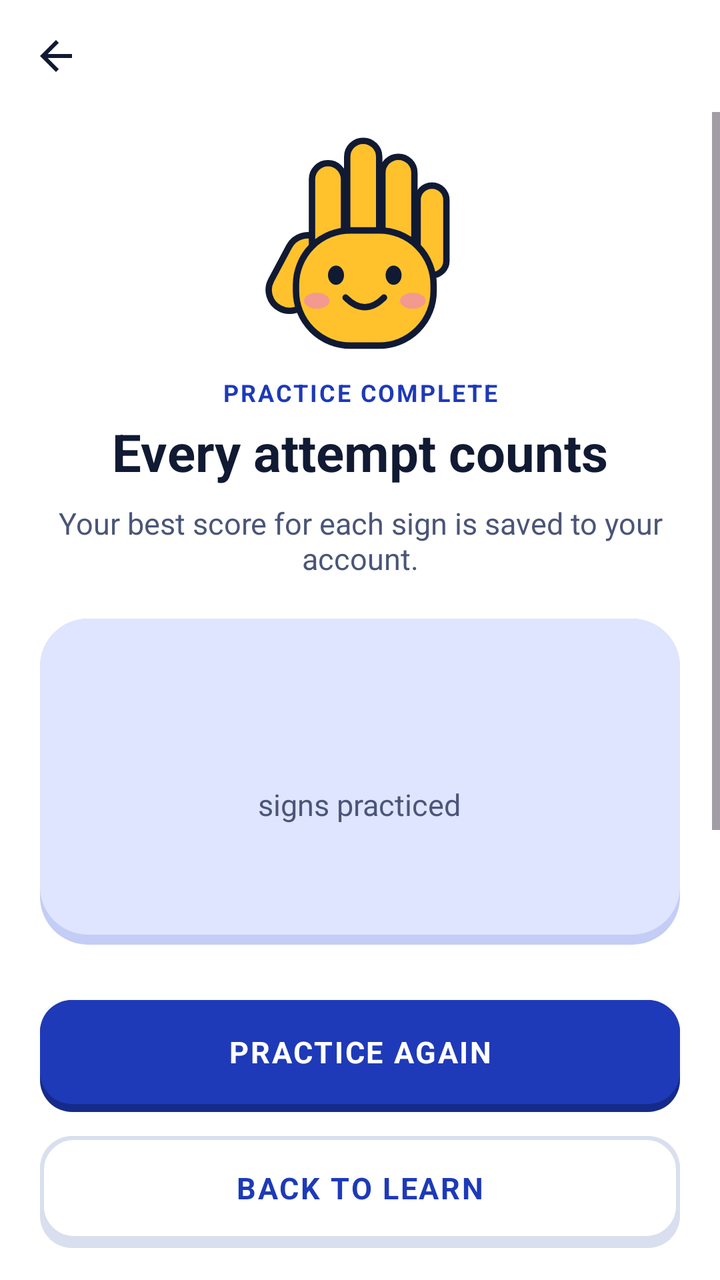
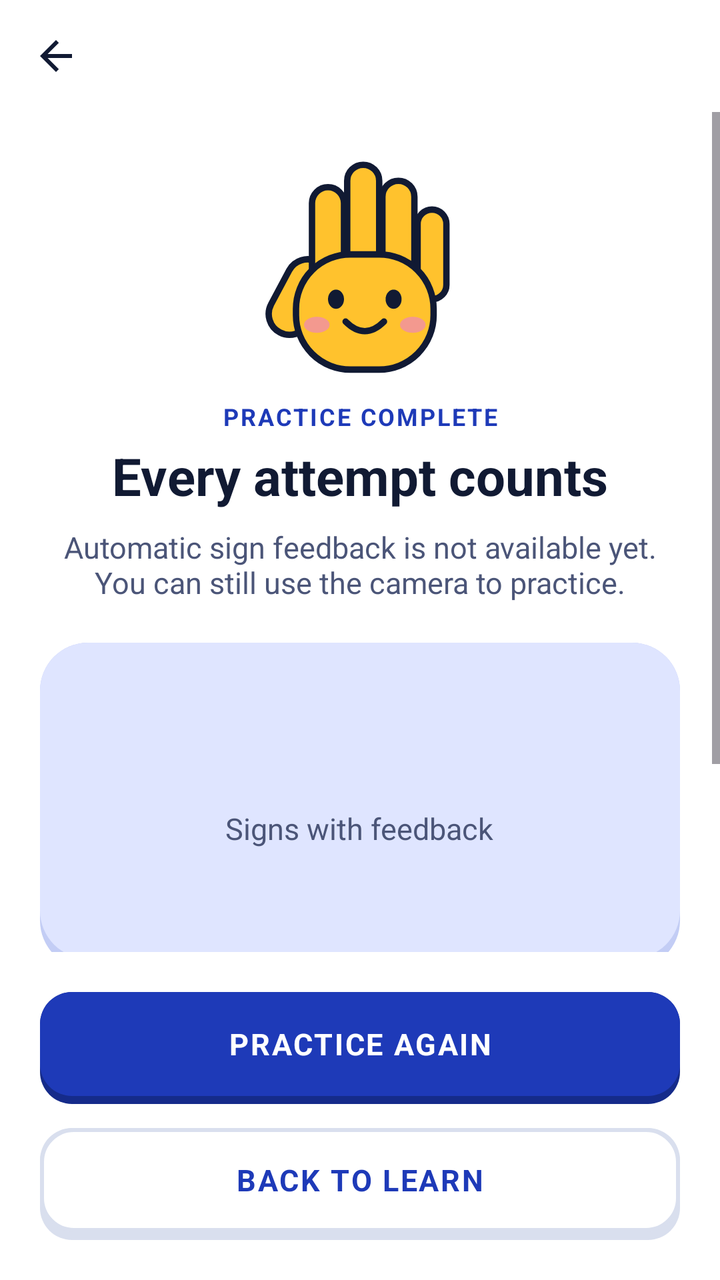

Compare the two renders of this Android layout. The source of the first and the diff that turns it into the second are given below.
<!-- AndroidManifest.xml: application theme Theme.Senyas -->
<!-- res/layout/fragment_practice_summary.xml -->
<?xml version="1.0" encoding="utf-8"?>
<LinearLayout xmlns:android="http://schemas.android.com/apk/res/android"
    android:layout_width="match_parent"
    android:layout_height="match_parent"
    android:background="@color/surface"
    android:orientation="vertical">

    <include layout="@layout/view_top_bar" />

    <ScrollView
        android:layout_width="match_parent"
        android:layout_height="0dp"
        android:layout_weight="1"
        android:overScrollMode="never">

        <LinearLayout
            android:layout_width="match_parent"
            android:layout_height="wrap_content"
            android:orientation="vertical"
            android:paddingStart="20dp"
            android:paddingTop="8dp"
            android:paddingEnd="20dp"
            android:paddingBottom="20dp">

            <ImageView
                android:layout_width="96dp"
                android:layout_height="112dp"
                android:layout_gravity="center_horizontal"
                android:importantForAccessibility="no"
                android:src="@drawable/ic_mascot" />

            <TextView
                android:layout_width="match_parent"
                android:layout_height="wrap_content"
                android:layout_marginTop="12dp"
                android:gravity="center"
                android:letterSpacing="0.08"
                android:text="@string/practice_complete"
                android:textAllCaps="true"
                android:textColor="@color/accent"
                android:textSize="12sp"
                android:textStyle="bold" />

            <TextView
                android:layout_width="match_parent"
                android:layout_height="wrap_content"
                android:layout_marginTop="4dp"
                android:gravity="center"
                android:text="@string/every_attempt_counts"
                android:textColor="@color/text_primary"
                android:textSize="26sp"
                android:textStyle="bold" />

            <TextView
                android:layout_width="match_parent"
                android:layout_height="wrap_content"
                android:layout_marginTop="8dp"
                android:gravity="center"
                android:text="@string/your_sample_score_is_saved"
                android:textColor="@color/text_secondary"
                android:textSize="15sp" />

            <LinearLayout
                android:layout_width="match_parent"
                android:layout_height="wrap_content"
                android:layout_marginTop="20dp"
                android:background="@drawable/bg_card_tinted"
                android:gravity="center_horizontal"
                android:orientation="vertical"
                android:paddingStart="24dp"
                android:paddingTop="24dp"
                android:paddingEnd="24dp"
                android:paddingBottom="29dp">

                <TextView
                    android:id="@+id/tv_score"
                    android:layout_width="wrap_content"
                    android:layout_height="wrap_content"
                    android:textColor="@color/text_primary"
                    android:textSize="44sp"
                    android:textStyle="bold" />

                <TextView
                    android:layout_width="wrap_content"
                    android:layout_height="wrap_content"
                    android:text="@string/signs_practiced"
                    android:textColor="@color/text_secondary"
                    android:textSize="15sp" />

                <TextView
                    android:id="@+id/tv_avg"
                    android:layout_width="wrap_content"
                    android:layout_height="wrap_content"
                    android:layout_marginTop="12dp"
                    android:textColor="@color/text_primary"
                    android:textSize="14sp"
                    android:textStyle="bold" />
            </LinearLayout>

            <TextView
                android:layout_width="match_parent"
                android:layout_height="wrap_content"
                android:layout_marginTop="24dp"
                android:text="@string/keep_working_on"
                android:textColor="@color/text_primary"
                android:textSize="16sp"
                android:textStyle="bold" />

            <TextView
                android:id="@+id/tv_work1"
                android:layout_width="match_parent"
                android:layout_height="wrap_content"
                android:layout_marginTop="6dp"
                android:textColor="@color/text_primary"
                android:textSize="15sp" />

            <TextView
                android:id="@+id/tv_work2"
                android:layout_width="match_parent"
                android:layout_height="wrap_content"
                android:layout_marginTop="2dp"
                android:textColor="@color/text_secondary"
                android:textSize="14sp" />
        </LinearLayout>
    </ScrollView>

    <LinearLayout
        android:layout_width="match_parent"
        android:layout_height="wrap_content"
        android:background="@color/surface"
        android:orientation="vertical"
        android:paddingStart="20dp"
        android:paddingTop="8dp"
        android:paddingEnd="20dp"
        android:paddingBottom="16dp">

        <TextView
            android:id="@+id/btn_again"
            style="@style/Widget.Senyas.Btn3D.Primary"
            android:text="@string/practice_again" />

        <TextView
            android:id="@+id/btn_learn"
            style="@style/Widget.Senyas.Btn3D.Secondary"
            android:layout_marginTop="12dp"
            android:text="@string/back_to_learn" />
    </LinearLayout>
</LinearLayout>
<!-- res/layout/view_top_bar.xml (included above) -->
<?xml version="1.0" encoding="utf-8"?>
<LinearLayout xmlns:android="http://schemas.android.com/apk/res/android"
    android:layout_width="match_parent"
    android:layout_height="56dp"
    android:gravity="center_vertical"
    android:orientation="horizontal"
    android:paddingStart="4dp"
    android:paddingEnd="16dp">

    <ImageButton
        android:id="@+id/btn_back"
        android:layout_width="48dp"
        android:layout_height="48dp"
        android:background="?attr/selectableItemBackgroundBorderless"
        android:contentDescription="@string/back"
        android:src="@drawable/ic_back"
        android:tint="@color/text_primary" />

    <TextView
        android:id="@+id/tv_bar_title"
        android:layout_width="wrap_content"
        android:layout_height="wrap_content"
        android:layout_marginStart="4dp"
        android:textColor="@color/text_primary"
        android:textSize="20sp"
        android:textStyle="bold" />
</LinearLayout>
<!-- resources referenced by this layout -->
<resources>
  <color name="accent">#1E3AB8</color>
  <color name="surface">#FFFFFF</color>
  <color name="text_primary">#111A33</color>
  <color name="text_secondary">#4B5578</color>
  <!-- drawable bg_card_tinted (drawable) -->
  <?xml version="1.0" encoding="utf-8"?>
  <layer-list xmlns:android="http://schemas.android.com/apk/res/android">
      <item><shape><solid android:color="@color/blue_container_edge" /><corners android:radius="24dp" /></shape></item>
      <item android:bottom="5dp"><shape><solid android:color="@color/blue_container" /><corners android:radius="24dp" /></shape></item>
  </layer-list>
  <!-- drawable ic_back (drawable) -->
  <?xml version="1.0" encoding="utf-8"?>
  <vector xmlns:android="http://schemas.android.com/apk/res/android"
      android:width="24dp" android:height="24dp"
      android:viewportWidth="24" android:viewportHeight="24"
      android:tint="?attr/colorControlNormal">
      <path android:fillColor="@android:color/white" android:pathData="M20,11H7.83l5.59,-5.59L12,4l-8,8 8,8 1.41,-1.41L7.83,13H20v-2z" />
  </vector>
  <string name="back">Back</string>
  <string name="back_to_learn">Back to Learn</string>
  <string name="every_attempt_counts">Every attempt counts</string>
  <string name="keep_working_on">Keep working on</string>
  <string name="practice_again">Practice again</string>
  <string name="practice_complete">PRACTICE COMPLETE</string>
  <string name="signs_practiced">signs practiced</string>
  <string name="your_sample_score_is_saved">Your best score for each sign is saved to your account.</string>
  <style name="Widget.Senyas.Btn3D.Primary">
          <item name="android:background">@drawable/btn_primary</item>
          <item name="android:textColor">@color/white</item>
      </style>
  <style name="Widget.Senyas.Btn3D.Secondary">
          <item name="android:background">@drawable/btn_secondary</item>
          <item name="android:textColor">@color/accent</item>
      </style>
  <color name="blue_container_edge">#C3CDF5</color>
  <color name="blue_container">#DFE5FF</color>
  <color name="white">#FFFFFFFF</color>
  <!-- drawable btn_secondary (drawable) -->
  <?xml version="1.0" encoding="utf-8"?>
  <selector xmlns:android="http://schemas.android.com/apk/res/android">
      <item android:state_pressed="true">
          <layer-list>
              <item android:top="4dp"><shape><solid android:color="@color/surface" /><corners android:radius="16dp" /><stroke android:width="2dp" android:color="@color/card_stroke" /></shape></item>
          </layer-list>
      </item>
      <item>
          <layer-list>
              <item><shape><solid android:color="@color/card_stroke" /><corners android:radius="16dp" /></shape></item>
              <item android:bottom="4dp"><shape><solid android:color="@color/surface" /><corners android:radius="16dp" /><stroke android:width="2dp" android:color="@color/card_stroke" /></shape></item>
          </layer-list>
      </item>
  </selector>
  <color name="senyas_blue">#1E3AB8</color>
  <color name="sun_yellow">#FFC22D</color>
  <color name="navy">#111A33</color>
  <color name="background">#EFF4F9</color>
  <color name="outline">#8A94B8</color>
  <color name="error">#B3261E</color>
  <style name="Widget.Senyas.TextField" parent="Widget.Material3.TextInputLayout.OutlinedBox">
          <item name="boxCornerRadiusTopStart">12dp</item>
          <item name="boxCornerRadiusTopEnd">12dp</item>
          <item name="boxCornerRadiusBottomStart">12dp</item>
          <item name="boxCornerRadiusBottomEnd">12dp</item>
          <item name="boxBackgroundColor">@color/surface</item>
      </style>
  <color name="tag_grey">#E6E8EE</color>
  <color name="blue_edge">#152B8A</color>
  <color name="card_stroke">#D9DFEE</color>
  <!-- unchanged entries left out for length: 3 -->
</resources>

<!-- the commit's change to res/layout/fragment_practice_summary.xml (unified diff, before → after) -->
@@ -1,5 +1,6 @@
 <?xml version="1.0" encoding="utf-8"?>
 <LinearLayout xmlns:android="http://schemas.android.com/apk/res/android"
+    xmlns:app="http://schemas.android.com/apk/res-auto"
     android:layout_width="match_parent"
     android:layout_height="match_parent"
     android:background="@color/surface"
@@ -17,10 +18,7 @@
             android:layout_width="match_parent"
             android:layout_height="wrap_content"
             android:orientation="vertical"
-            android:paddingStart="20dp"
-            android:paddingTop="8dp"
-            android:paddingEnd="20dp"
-            android:paddingBottom="20dp">
+            android:padding="20dp">
 
             <ImageView
                 android:layout_width="96dp"
@@ -56,7 +54,7 @@
                 android:layout_height="wrap_content"
                 android:layout_marginTop="8dp"
                 android:gravity="center"
-                android:text="@string/your_sample_score_is_saved"
+                android:text="@string/practice_feedback_unavailable"
                 android:textColor="@color/text_secondary"
                 android:textSize="15sp" />
 
@@ -83,7 +81,7 @@
                 <TextView
                     android:layout_width="wrap_content"
                     android:layout_height="wrap_content"
-                    android:text="@string/signs_practiced"
+                    android:text="@string/practice_signs_graded"
                     android:textColor="@color/text_secondary"
                     android:textSize="15sp" />
 
@@ -129,10 +127,7 @@
         android:layout_height="wrap_content"
         android:background="@color/surface"
         android:orientation="vertical"
-        android:paddingStart="20dp"
-        android:paddingTop="8dp"
-        android:paddingEnd="20dp"
-        android:paddingBottom="16dp">
+        android:padding="20dp">
 
         <TextView
             android:id="@+id/btn_again"
@@ -148,7 +143,7 @@
 </LinearLayout>
 <!-- res/layout/view_top_bar.xml (included above) -->
 <?xml version="1.0" encoding="utf-8"?>
-<LinearLayout xmlns:android="http://schemas.android.com/apk/res/android"
+<LinearLayout xmlns:android="http://schemas.android.com/apk/res/android" xmlns:app="http://schemas.android.com/apk/res-auto"
     android:layout_width="match_parent"
     android:layout_height="56dp"
     android:gravity="center_vertical"
@@ -163,7 +158,7 @@
         android:background="?attr/selectableItemBackgroundBorderless"
         android:contentDescription="@string/back"
         android:src="@drawable/ic_back"
-        android:tint="@color/text_primary" />
+        app:tint="@color/text_primary" />
 
     <TextView
         android:id="@+id/tv_bar_title"
<!-- resource entries referenced after the edit -->
@@ -24,8 +24,8 @@
   <string name="keep_working_on">Keep working on</string>
   <string name="practice_again">Practice again</string>
   <string name="practice_complete">PRACTICE COMPLETE</string>
-  <string name="signs_practiced">signs practiced</string>
-  <string name="your_sample_score_is_saved">Your best score for each sign is saved to your account.</string>
+  <string name="practice_feedback_unavailable">Automatic sign feedback is not available yet. You can still use the camera to practice.</string>
+  <string name="practice_signs_graded">Signs with feedback</string>
   <style name="Widget.Senyas.Btn3D.Primary">
           <item name="android:background">@drawable/btn_primary</item>
           <item name="android:textColor">@color/white</item>
